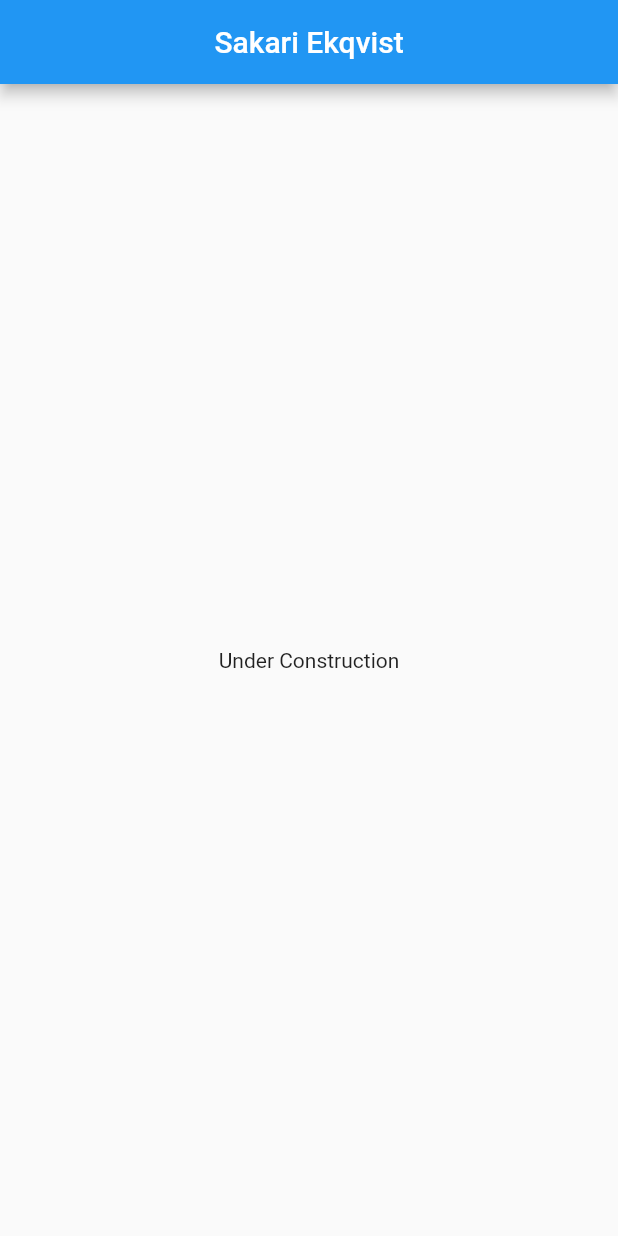
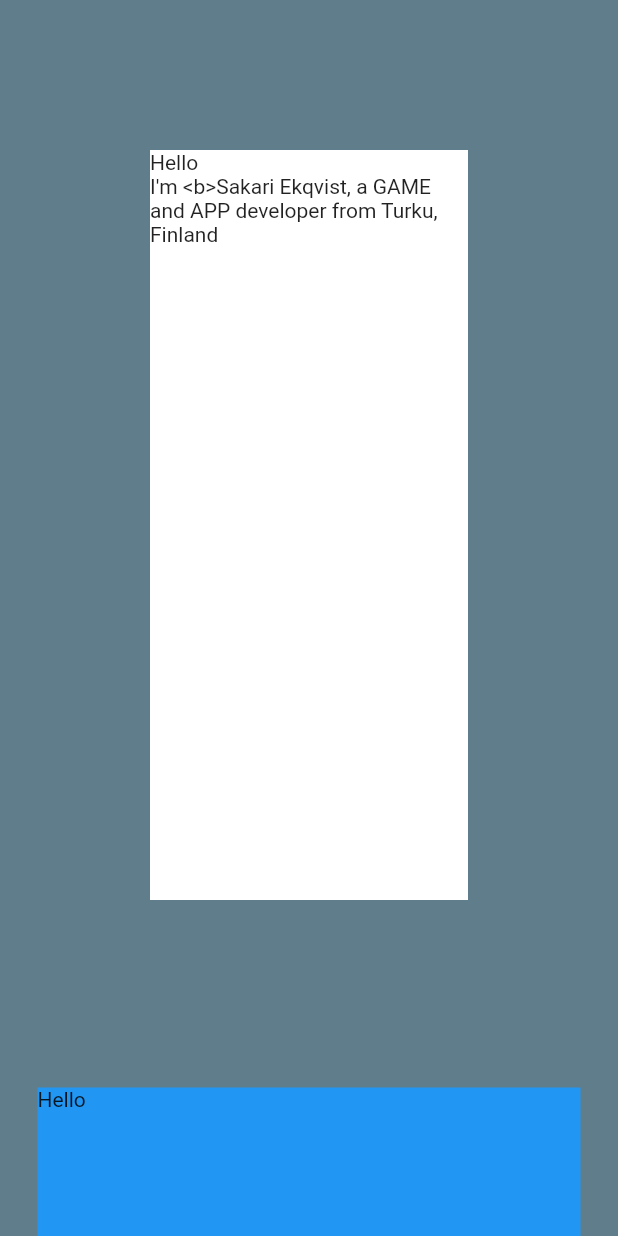
Before and after one commit to EKQSakke/Portfolio, a Flutter app: the screen it shows after launch, on a phone screen of 412 x 824 dp. Run offline on Flutter 3.47's test engine with Material 2 defaults, Android fonts, the phone set to English and light mode, and no system bars.

Commit message:
playing around

```diff
--- a/lib/main.dart
+++ b/lib/main.dart
@@ -9,38 +9,16 @@ class MyApp extends StatelessWidget {
   @override
   Widget build(BuildContext context) {
     return MaterialApp(
-      title: 'Flutter Demo',
+      title: 'Sakari Ekqvist - Portfolio',
       theme: ThemeData(
-        // This is the theme of your application.
-        //
-        // Try running your application with "flutter run". You'll see the
-        // application has a blue toolbar. Then, without quitting the app, try
-        // changing the primarySwatch below to Colors.green and then invoke
-        // "hot reload" (press "r" in the console where you ran "flutter run",
-        // or simply save your changes to "hot reload" in a Flutter IDE).
-        // Notice that the counter didn't reset back to zero; the application
-        // is not restarted.
-        primarySwatch: Colors.blue,
+        primarySwatch: Colors.blueGrey,
       ),
-      home: MyHomePage(title: 'Flutter Demo Home Page'),
+      home: MyHomePage(),
     );
   }
 }
 
 class MyHomePage extends StatefulWidget {
-  MyHomePage({Key key, this.title}) : super(key: key);
-
-  // This widget is the home page of your application. It is stateful, meaning
-  // that it has a State object (defined below) that contains fields that affect
-  // how it looks.
-
-  // This class is the configuration for the state. It holds the values (in this
-  // case the title) provided by the parent (in this case the App widget) and
-  // used by the build method of the State. Fields in a Widget subclass are
-  // always marked "final".
-
-  final String title;
-
   @override
   _MyHomePageState createState() => _MyHomePageState();
 }
@@ -49,12 +27,31 @@ class _MyHomePageState extends State<MyHomePage> {
   @override
   Widget build(BuildContext context) {
     return Scaffold(
-      appBar: AppBar(
-        centerTitle: true,
-        title: Center(child: Text("Sakari Ekqvist")),
-      ),
-      body: Center(
-        child: Text("Under Construction"),
+      backgroundColor: Colors.blueGrey,
+      body: SingleChildScrollView(
+        child: Column(
+          crossAxisAlignment: CrossAxisAlignment.stretch,
+          children: [
+            Container(
+              color: Colors.white,
+                margin: EdgeInsets.all(100),
+                height: 500,
+                child: Column(
+                  crossAxisAlignment: CrossAxisAlignment.stretch,
+                  children: [
+                    Text("Hello"),
+                    Text("I'm <b>Sakari Ekqvist, a GAME and APP developer from Turku, Finland"),
+                  ],
+                )),
+            Container(color: Colors.blue, margin: EdgeInsets.all(25), height: 500, child: Text("Hello")),
+            Container(color: Colors.blue, margin: EdgeInsets.all(25), height: 500, child: Text("Hello")),
+            Container(color: Colors.blue, margin: EdgeInsets.all(25), height: 500, child: Text("Hello")),
+            Container(color: Colors.blue, margin: EdgeInsets.all(25), height: 500, child: Text("Hello")),
+            Container(color: Colors.blue, margin: EdgeInsets.all(25), height: 500, child: Text("Hello")),
+            Container(color: Colors.blue, margin: EdgeInsets.all(25), height: 500, child: Text("Hello")),
+            Container(color: Colors.blue, margin: EdgeInsets.all(25), height: 500, child: Text("Hello")),
+          ],
+        ),
       ),
     );
   }
```
